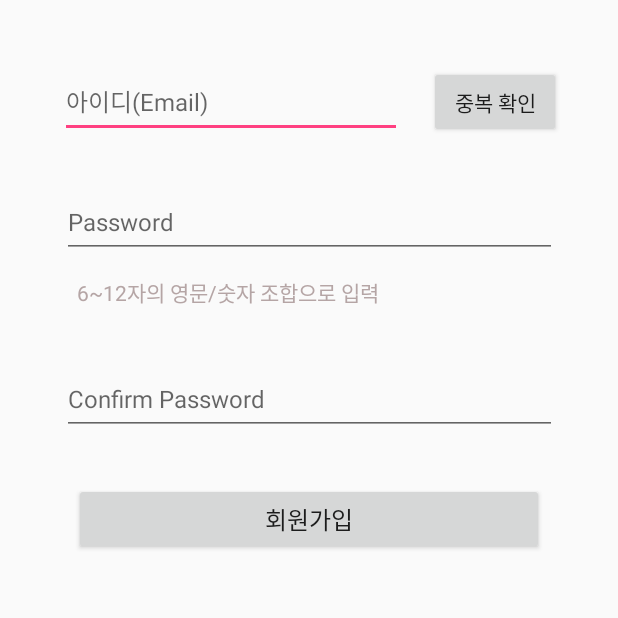
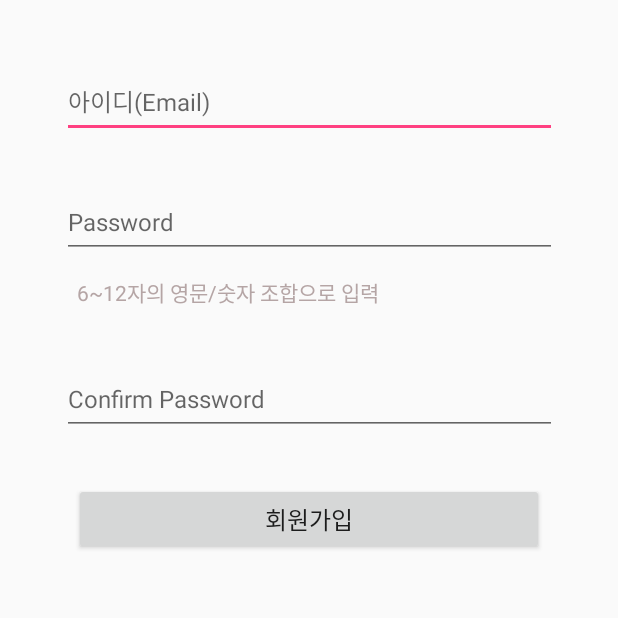
Before and after one commit to JeongKiSeong/PBL_Instagram, an Android app: the RegisterActivity screen opened directly, with no data from a screen before it, on a phone screen of 412 x 824 dp, the top half of it. Run offline under Robolectric (Android 15) with nearby library versions, the phone set to English and light mode, and no system bars; our stand-ins replace Firebase (no records; nobody signed in at launch, a user with empty details on screens opened directly).

Commit message:
회원가입 레이아웃 변경

```diff
--- a/app/src/main/res/layout/activity_login.xml
+++ b/app/src/main/res/layout/activity_login.xml
@@ -39,7 +39,7 @@
         android:id="@+id/login_submit"
         android:layout_width="wrap_content"
         android:layout_height="wrap_content"
-        android:text="submit"
+        android:text="로그인"
         app:layout_constraintBottom_toTopOf="@+id/guideline3"
         app:layout_constraintEnd_toEndOf="parent"
         app:layout_constraintStart_toStartOf="parent"
--- a/app/src/main/res/layout/activity_register.xml
+++ b/app/src/main/res/layout/activity_register.xml
@@ -30,15 +30,15 @@
 
     <EditText
         android:id="@+id/register_editEmail"
-        android:layout_width="228dp"
+        android:layout_width="330dp"
         android:layout_height="48dp"
-        android:layout_marginStart="40dp"
         android:layout_marginTop="44dp"
         android:ems="12"
         android:hint="아이디(Email)"
         android:inputType="textEmailAddress"
         android:minHeight="48dp"
         android:textSize="16sp"
+        app:layout_constraintEnd_toEndOf="parent"
         app:layout_constraintStart_toStartOf="parent"
         app:layout_constraintTop_toTopOf="parent" />
 
@@ -70,15 +70,4 @@
         app:layout_constraintStart_toStartOf="parent"
         app:layout_constraintTop_toBottomOf="@+id/textView7" />
 
-    <Button
-        android:id="@+id/register_checkDupBtn"
-        android:layout_width="wrap_content"
-        android:layout_height="wrap_content"
-        android:layout_marginTop="44dp"
-        android:text="중복 확인"
-        app:layout_constraintEnd_toEndOf="parent"
-        app:layout_constraintHorizontal_bias="0.326"
-        app:layout_constraintStart_toEndOf="@+id/register_editEmail"
-        app:layout_constraintTop_toTopOf="parent" />
-
 </androidx.constraintlayout.widget.ConstraintLayout>
```
